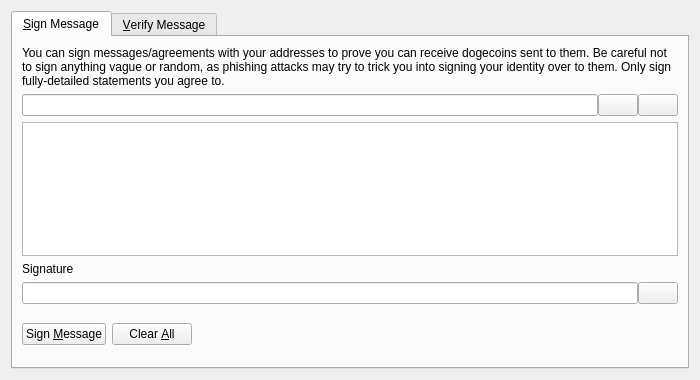
First picture: the form in src/qt/forms/signverifymessagedialog.ui, repository tesseractcryptocurrency/Tesseract, before the edit.
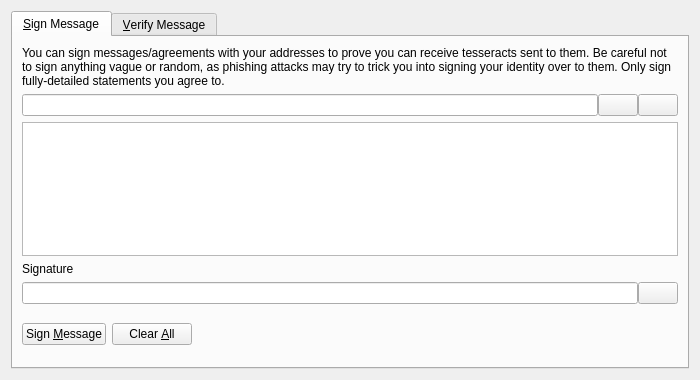
Second picture: the form after the edit. Icons and pictures are not drawn. Custom widgets are drawn as their Qt base class.

The edit to the form file:
```diff
--- a/src/qt/forms/signverifymessagedialog.ui
+++ b/src/qt/forms/signverifymessagedialog.ui
@@ -30,7 +30,7 @@
        <item>
         <widget class="QLabel" name="infoLabel_SM">
          <property name="text">
-          <string>You can sign messages/agreements with your addresses to prove you can receive dogecoins sent to them. Be careful not to sign anything vague or random, as phishing attacks may try to trick you into signing your identity over to them. Only sign fully-detailed statements you agree to.</string>
+          <string>You can sign messages/agreements with your addresses to prove you can receive tesseracts sent to them. Be careful not to sign anything vague or random, as phishing attacks may try to trick you into signing your identity over to them. Only sign fully-detailed statements you agree to.</string>
          </property>
          <property name="textFormat">
           <enum>Qt::PlainText</enum>
```
Left out of the diff: 8 changed lines with no effect on the pictures.
